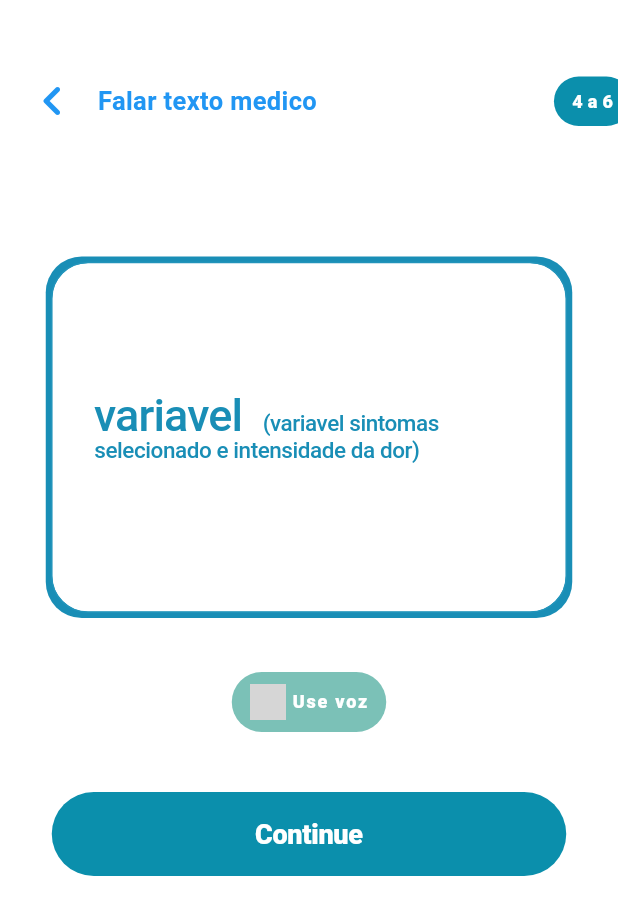
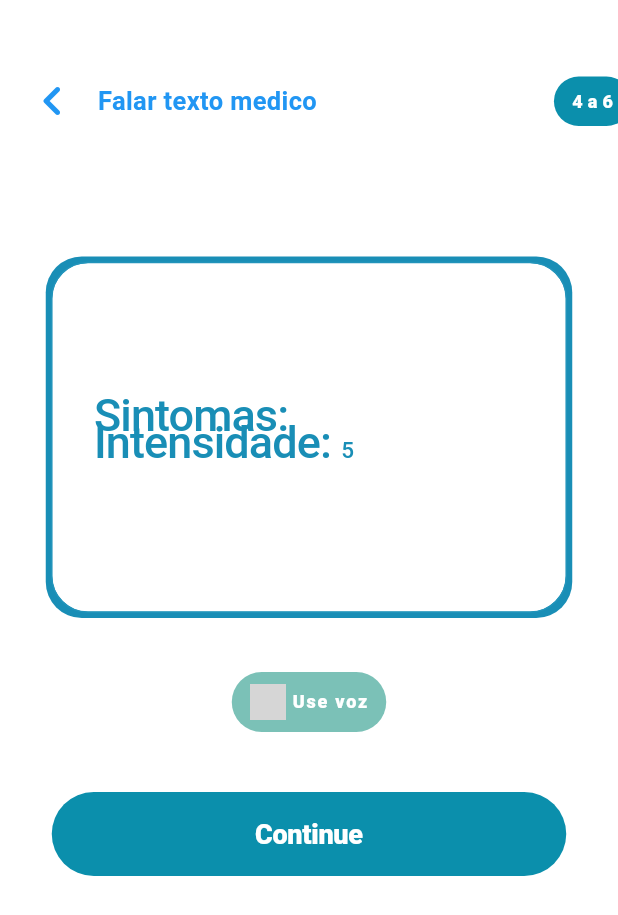
Before and after one commit to StellaKarolinaNunes/Projeto_Integrador_Handhelp_versao_1.0, a Flutter app: the screen it shows after launch, on a phone screen of 412 x 824 dp. Shown: the top 915 px of the screen. Run offline on Flutter 3.47's test engine with Material 3 defaults, Android fonts, the phone set to English and light mode, and no system bars; our stand-ins replace flutter_tts, video_player; network calls fail; Roboto replaces fonts that are missing (Urbanist); grey boxes are pictures that could not be loaded.

Commit message:
adiconadas variáveis de sintoma e intensidade
As variáveis de sintomas e intesidade agora podem ser alterdas pela página de sintomas e intesidade e exibidas na página gera texto, porém a estrutura com que foram implementadas precisa de melhorias, como adicionar listeners e melhorar a organização dos arquivos.

```diff
--- a/lib/GeraTexto.dart
+++ b/lib/GeraTexto.dart
@@ -1,6 +1,7 @@
 import 'package:flutter/material.dart';
 import 'package:projeto_integrador/intensidade_dor.dart';
 import 'Triagem_real.dart';
+import 'values.dart';
 
 void main() {
   runApp(const GeraText());
@@ -139,7 +140,7 @@ class G_Text extends StatelessWidget {
                   )
                 ],
               ),
-              child: const Stack(
+              child: Stack(
                 children: [
                   Positioned(
                     left: 28,
@@ -149,8 +150,8 @@ class G_Text extends StatelessWidget {
                       child: Text.rich(
                         TextSpan(
                           children: [
-                            TextSpan(
-                              text: 'variavel  ',
+                            const TextSpan(
+                              text: 'Sintomas: ',
                               style: TextStyle(
                                 color: Color(0xFF198EB6),
                                 fontSize: 30,
@@ -161,9 +162,11 @@ class G_Text extends StatelessWidget {
                               ),
                             ),
                             TextSpan(
-                              text:
-                                  '(variavel sintomas selecionado e intensidade da dor)',
-                              style: TextStyle(
+                              text: sintomasSeleccionados
+                                  .toString()
+                                  .replaceAll('[', '')
+                                  .replaceAll(']', ''),
+                              style: const TextStyle(
                                 color: Color(0xFF198EB6),
                                 fontSize: 15,
                                 fontFamily: 'Urbanist',
@@ -172,8 +175,8 @@ class G_Text extends StatelessWidget {
                                 letterSpacing: -0.30,
                               ),
                             ),
-                            TextSpan(
-                              text: ' ',
+                            const TextSpan(
+                              text: 'Intensidade: ',
                               style: TextStyle(
                                 color: Color(0xFF198EB6),
                                 fontSize: 30,
@@ -181,6 +184,17 @@ class G_Text extends StatelessWidget {
                                 fontWeight: FontWeight.w500,
                                 height: 0.04,
                                 letterSpacing: -0.60,
+                              ),
+                            ),
+                            TextSpan(
+                              text: intensidadeSelecionada.round().toString(),
+                              style: const TextStyle(
+                                color: Color(0xFF198EB6),
+                                fontSize: 15,
+                                fontFamily: 'Urbanist',
+                                fontWeight: FontWeight.w500,
+                                height: 1.0,
+                                letterSpacing: -0.30,
                               ),
                             ),
                           ],
@@ -250,11 +264,12 @@ class G_Text extends StatelessWidget {
                       const SizedBox(height: 40),
                       GestureDetector(
                         onTap: () {
-                  Navigator.push(
-                    context,
-                    MaterialPageRoute(builder: (context) => const Triagem_real()),
-                  );
-                },
+                          Navigator.push(
+                            context,
+                            MaterialPageRoute(
+                                builder: (context) => const Triagem_real()),
+                          );
+                        },
                         child: Container(
                           width: 343,
                           height: 56,
--- a/lib/PaginaSintomas.dart
+++ b/lib/PaginaSintomas.dart
@@ -1,5 +1,6 @@
 // ignore_for_file: file_names
 import 'package:flutter/material.dart';
+import 'package:projeto_integrador/values.dart';
 import 'EscolhaAtendi.dart';
 import 'intensidade_dor.dart';
 
@@ -358,7 +359,9 @@ class Sintomas extends StatelessWidget {
   void _navigateToSintomas(BuildContext context, tipoSaude) {
     Navigator.push(
       context,
-      MaterialPageRoute(builder: (context) => const IntensityPage(escolhasAnteriores: <String>[])),
+      MaterialPageRoute(
+          builder: (context) =>
+              const IntensityPage(escolhasAnteriores: <String>[])),
     );
   }
 
@@ -378,7 +381,8 @@ class Sintomas extends StatelessWidget {
                     .map(
                       (sintoma) => ElevatedButton(
                         onPressed: () {
-                          sintomasSelecionadosTemp.add(sintoma);
+                          if (!sintomasSeleccionados.contains(sintoma))
+                            sintomasSeleccionados.add(sintoma);
                           print(sintoma);
                         },
                         style: ElevatedButton.styleFrom(
--- a/lib/intensidade_dor.dart
+++ b/lib/intensidade_dor.dart
@@ -1,4 +1,5 @@
 import 'package:flutter/material.dart';
+import 'package:projeto_integrador/values.dart';
 import 'GeraTexto.dart';
 import 'PaginaSintomas.dart';
 
@@ -9,7 +10,6 @@ import 'PaginaSintomas.dart';
 // }
 
 class IntensityPage extends StatefulWidget {
-
   final List<String> escolhasAnteriores;
   // final Key? key;
 
@@ -22,7 +22,6 @@ class IntensityPage extends StatefulWidget {
 }
 
 class _IntensityPageState extends State<IntensityPage> {
-
   double intensidade = 5.0;
 
   // Função para obter a cor com base na intensidade
@@ -340,7 +339,7 @@ class _IntensityPageState extends State<IntensityPage> {
                     ],
                   ),
                   Column(
-                     mainAxisAlignment: MainAxisAlignment.spaceAround,
+                    mainAxisAlignment: MainAxisAlignment.spaceAround,
                     children: [
                       // const SizedBox(height: 220),
                       SliderTheme(
@@ -358,16 +357,16 @@ class _IntensityPageState extends State<IntensityPage> {
                             width: 192.0,
                             height: 350.0,
                             child: Slider(
-                              value: intensidade,
+                              value: intensidadeSelecionada,
                               onChanged: (value) {
                                 setState(() {
-                                  intensidade = value;
+                                  intensidadeSelecionada = value;
                                 });
                               },
                               min: 1,
                               max: 10,
                               divisions: 4,
-                              label: intensidade.round().toString(),
+                              label: intensidadeSelecionada.round().toString(),
                               activeColor: getColor(intensidade),
                               inactiveColor:
                                   Colors.grey, // Cor da parte inativa do Slider
--- /dev/null
+++ b/lib/values.dart
@@ -0,0 +1,3 @@
+List<String> sintomasSeleccionados = [];
+
+double intensidadeSelecionada = 5.0;
```
Also changed, not shown: pubspec.lock.
